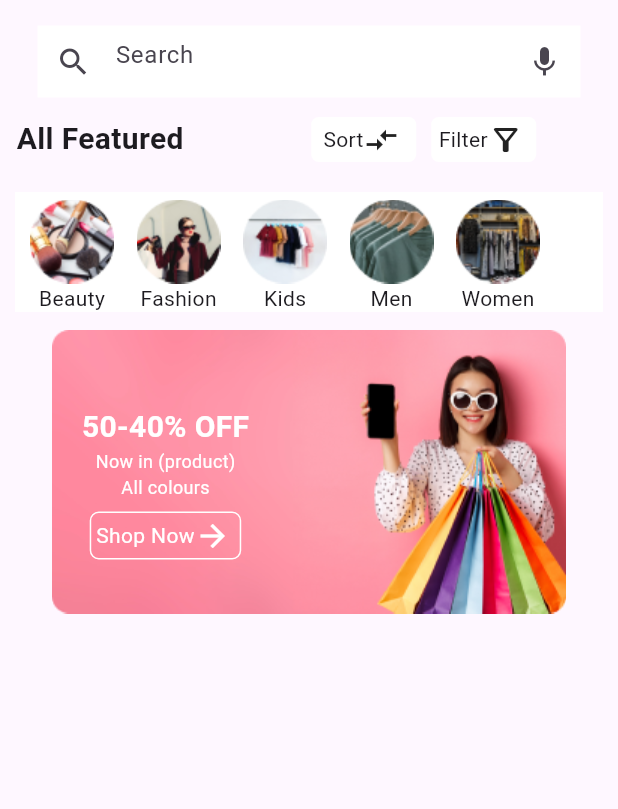
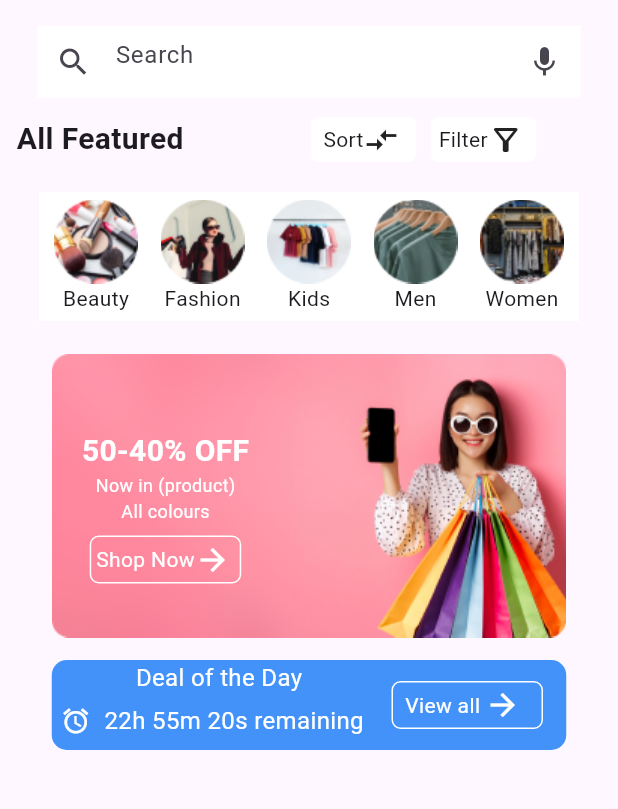
Before and after one commit to aleena02122002/stacked_ecommerceApp, a Flutter app: the screen it shows after launch, on a phone screen of 412 x 824 dp, the part 66-875 px from its top. Run offline on Flutter 3.47's test engine with Material 3 defaults, Android fonts, the phone set to English and light mode, and no system bars; our stand-ins replace stacked, stacked_services, stacked_shared.

Commit message:
home features added

```diff
--- a/lib/home/home.dart
+++ b/lib/home/home.dart
@@ -18,36 +18,41 @@ class HomeView extends StatelessWidget {
               body: Column(
                 children: [
                   Container(
-              padding: const EdgeInsets.symmetric(horizontal: 25,vertical: 5.0),
+                    padding: const EdgeInsets.symmetric(
+                        horizontal: 25, vertical: 5.0),
                     child: const Center(
                       child: Flexible(
                         child: TextField(
-
                           decoration: InputDecoration(
                               hintText: "Search",
                               filled: true,
                               fillColor: Colors.white,
                               border: InputBorder.none,
                               suffixIcon: Icon(Icons.mic),
-                      prefixIcon: Icon(Icons.search)
-                    ),
+                              prefixIcon: Icon(Icons.search)),
                         ),
                       ),
                     ),
                   ),
                   Padding(
-                    padding: const EdgeInsets.symmetric(horizontal: 11.0,vertical: 8.0),
+                    padding: const EdgeInsets.symmetric(
+                        horizontal: 11.0, vertical: 8.0),
                     child: Row(
                       children: [
-                        const Text("All Featured",style: TextStyle(fontWeight: FontWeight.bold,fontSize: 20),),
-                        const SizedBox(width: 85,),
+                        const Text(
+                          "All Featured",
+                          style: TextStyle(
+                              fontWeight: FontWeight.bold, fontSize: 20),
+                        ),
+                        const SizedBox(
+                          width: 85,
+                        ),
                         Container(
                           height: 30,
                           width: 70,
                           decoration: BoxDecoration(
                               borderRadius: BorderRadius.circular(5),
-                              color: Colors.white
-                          ),
+                              color: Colors.white),
                           child: const Padding(
                             padding: EdgeInsets.symmetric(horizontal: 8.0),
                             child: Row(
@@ -62,11 +67,9 @@ class HomeView extends StatelessWidget {
                         Container(
                           height: 30,
                           width: 70,
-
                           decoration: BoxDecoration(
                               borderRadius: BorderRadius.circular(5),
-                            color: Colors.white
-                          ),
+                              color: Colors.white),
                           child: const Padding(
                             padding: EdgeInsets.symmetric(horizontal: 5.0),
                             child: Row(
@@ -81,46 +84,65 @@ class HomeView extends StatelessWidget {
                     ),
                   ),
                   Padding(
-                    padding: const EdgeInsets.symmetric(vertical: 12.0,horizontal: 10),
+                    padding: const EdgeInsets.symmetric(
+                        vertical: 12.0, horizontal: 10),
                     child: Container(
-                      height: 80,
+                      height: 86,
                       color: Colors.white,
                       child: const SingleChildScrollView(
+                        scrollDirection: Axis.horizontal,
                         child: Padding(
-                          padding: EdgeInsets.symmetric(vertical: 5,horizontal: 10.0),
+                          padding: EdgeInsets.symmetric(
+                              vertical: 5, horizontal: 10.0),
                           child: Row(
                             children: [
                               Column(
                                 children: [
-                                  Image(image: AssetImage("assets/images/beauty.png")),
+                                  Image(
+                                      image: AssetImage(
+                                          "assets/images/beauty.png")),
                                   Text("Beauty"),
                                 ],
                               ),
                               SizedBox(width: 15),
                               Column(
                                 children: [
-                                  Image(image: AssetImage("assets/images/fashion.png")),
+                                  Image(
+                                      image: AssetImage(
+                                          "assets/images/fashion.png")),
                                   Text("Fashion"),
                                 ],
                               ),
-                              SizedBox(width: 15,),
+                              SizedBox(
+                                width: 15,
+                              ),
                               Column(
                                 children: [
-                                  Image(image: AssetImage("assets/images/kids.png")),
+                                  Image(
+                                      image:
+                                          AssetImage("assets/images/kids.png")),
                                   Text("Kids"),
                                 ],
                               ),
-                              SizedBox(width: 15,),
+                              SizedBox(
+                                width: 15,
+                              ),
                               Column(
                                 children: [
-                                  Image(image: AssetImage("assets/images/men.png")),
+                                  Image(
+                                      image:
+                                          AssetImage("assets/images/men.png")),
                                   Text("Men"),
                                 ],
                               ),
-                              SizedBox(width: 15,),
+                              SizedBox(
+                                width: 15,
+                              ),
                               Column(
                                 children: [
-                                  Image(image: AssetImage("assets/images/women.png")),
+                                  Image(
+                                      image: AssetImage(
+                                          "assets/images/women.png")),
                                   Text("Women"),
                                 ],
                               ),
@@ -130,8 +152,8 @@ class HomeView extends StatelessWidget {
                       ),
                     ),
                   ),
-                  Container(
-                    child: Stack(
+                  const SizedBox(height: 10),
+                  Stack(
                     children: <Widget>[
                       Image.asset("assets/images/offer1.png"),
                       Positioned(
@@ -139,7 +161,7 @@ class HomeView extends StatelessWidget {
                         left: 20,
                         child: Column(
                           children: [
-                              Text(
+                            const Text(
                               "50-40% OFF",
                               style: TextStyle(
                                 color: Colors.white,
@@ -147,10 +169,19 @@ class HomeView extends StatelessWidget {
                                 fontWeight: FontWeight.bold,
                               ),
                             ),
-                              Text("Now in (product)",style: TextStyle(color: Colors.white,fontSize: 12),),
-                              Text("All colours",style: TextStyle(color: Colors.white,fontSize: 12),),
+                            const Text(
+                              "Now in (product)",
+                              style: TextStyle(
+                                  color: Colors.white, fontSize: 12),
+                            ),
+                            const Text(
+                              "All colours",
+                              style: TextStyle(
+                                  color: Colors.white, fontSize: 12),
+                            ),
                             Padding(
-                                padding: const EdgeInsets.symmetric(vertical: 8.0),
+                              padding:
+                                  const EdgeInsets.symmetric(vertical: 8.0),
                               child: Container(
                                 width: 101,
                                 height: 32,
@@ -159,20 +190,91 @@ class HomeView extends StatelessWidget {
                                     border: Border.all(
                                       width: 1,
                                       color: Colors.white,
-                                    )
-                                  ),
-                                  child: Padding(
-                                    padding: const EdgeInsets.symmetric(horizontal: 3.2),
+                                    )),
+                                child: const Padding(
+                                  padding: EdgeInsets.symmetric(
+                                      horizontal: 3.2),
                                   child: Row(
                                     children: [
-                                        Text("Shop Now",style: TextStyle(color: Colors.white),),
-                                        Icon(Icons.arrow_forward,color: Colors.white,)
+                                      Text(
+                                        "Shop Now",
+                                        style: TextStyle(color: Colors.white),
+                                      ),
+                                      Icon(
+                                        Icons.arrow_forward,
+                                        color: Colors.white,
+                                      )
                                     ],
                                   ),
                                 ),
                               ),
                             ),
                           ],
+                        ),
+                      ),
+                    ],
+                  ),
+                  const SizedBox(height: 15),
+                  Container(
+                    height: 60,
+                    width: 343,
+                    decoration: BoxDecoration(borderRadius: BorderRadius.circular(10),color: const Color(0xFF4392F9)),
+                    child: Row(
+                      children: [
+                        const Column(
+                          children: [
+                            Text(
+                              "Deal of the Day",
+                              style:
+                                  TextStyle(color: Colors.white, fontSize: 16),
+                            ),
+                            Padding(
+                              padding: EdgeInsets.all(6.0),
+                              child: Row(
+                                children: [
+                                  Icon(Icons.alarm, color: Colors.white,size: 20,),
+
+                                  Padding(
+                                    padding: EdgeInsets.symmetric(horizontal: 9.0),
+                                    child: Text(
+                                      "22h 55m 20s remaining",
+                                      style: TextStyle(
+                                          color: Colors.white, fontSize: 16),
+                                    ),
+                                  )
+                                ],
+                              ),
+                            )
+                          ],
+                        ),
+                        Padding(
+                          padding: const EdgeInsets.symmetric(horizontal: 3.5),
+                          child: Container(
+                            width: 101,
+                            height: 32,
+                            decoration: BoxDecoration(
+                                borderRadius: BorderRadius.circular(6),
+                                border: Border.all(
+                                  width: 1,
+                                  color: Colors.white,
+                                )),
+                            child: const Padding(
+                              padding: EdgeInsets.symmetric(
+                                  horizontal: 8),
+                              child: Row(
+                                children: [
+                                  Text(
+                                    "View all",
+                                    style: TextStyle(color: Colors.white),
+                                  ),
+                                  SizedBox(width: 3),
+                                  Icon(
+                                    Icons.arrow_forward,
+                                    color: Colors.white,
+                                  )
+                                ],
+                              ),
+                            ),
                           ),
                         ),
                       ],
```
Lines whose indentation alone changed are shown as unchanged.
